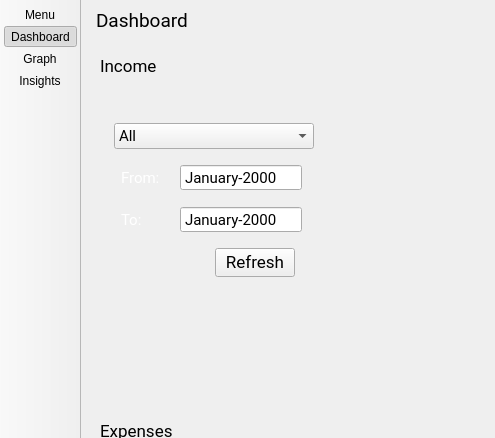
Old version of the form skeletons/MainWindow.ui in the repository opierre/Budgetter; both pictures show x 0 to 495 and y 0 to 438 of the 1216 by 785 pixel window.
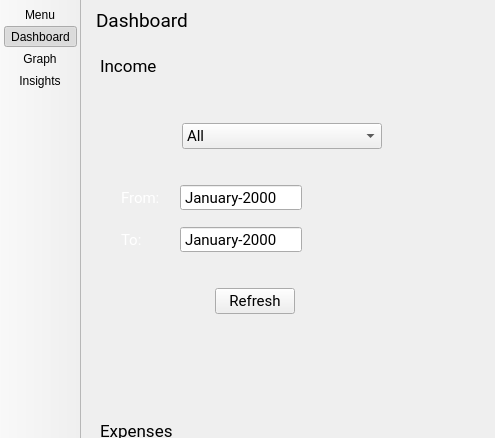
New version of the form. Icons and pictures are not drawn. Custom widgets are drawn as their Qt base class.

Commit message: Update stylesheet for second page

The edit to the form file:
```diff
--- a/skeletons/MainWindow.ui
+++ b/skeletons/MainWindow.ui
@@ -1521,6 +1521,62 @@
                   <number>15</number>
                  </property>
                  <item>
+                  <layout class="QHBoxLayout" name="horizontalLayout_5">
+                   <property name="bottomMargin">
+                    <number>20</number>
+                   </property>
+                   <item>
+                    <spacer name="horizontalSpacer_8">
+                     <property name="orientation">
+                      <enum>Qt::Horizontal</enum>
+                     </property>
+                     <property name="sizeHint" stdset="0">
+                      <size>
+                       <width>40</width>
+                       <height>20</height>
+                      </size>
+                     </property>
+                    </spacer>
+                   </item>
+                   <item>
+                    <widget class="QLabel" name="label_icon_category">
+                     <property name="minimumSize">
+                      <size>
+                       <width>26</width>
+                       <height>26</height>
+                      </size>
+                     </property>
+                     <property name="maximumSize">
+                      <size>
+                       <width>26</width>
+                       <height>26</height>
+                      </size>
+                     </property>
+                     <property name="text">
+                      <string/>
+                     </property>
+                     <property name="pixmap">
+                      <pixmap resource="../resources/resources.qrc">:/images/images/category_white_24dp.svg</pixmap>
+                     </property>
+                     <property name="scaledContents">
+                      <bool>false</bool>
+                     </property>
+                    </widget>
+                   </item>
+                   <item>
+                    <spacer name="horizontalSpacer_6">
+                     <property name="orientation">
+                      <enum>Qt::Horizontal</enum>
+                     </property>
+                     <property name="sizeHint" stdset="0">
+                      <size>
+                       <width>40</width>
+                       <height>20</height>
+                      </size>
+                     </property>
+                    </spacer>
+                   </item>
+                   <item>
                   <widget class="QComboBox" name="income_choice">
                    <property name="minimumSize">
                     <size>
@@ -1558,6 +1614,21 @@
                   </widget>
                  </item>
                  <item>
+                    <spacer name="horizontalSpacer_7">
+                     <property name="orientation">
+                      <enum>Qt::Horizontal</enum>
+                     </property>
+                     <property name="sizeHint" stdset="0">
+                      <size>
+                       <width>40</width>
+                       <height>20</height>
+                      </size>
+                     </property>
+                    </spacer>
+                   </item>
+                  </layout>
+                 </item>
+                 <item>
                   <layout class="QHBoxLayout" name="horizontalLayout_3">
                    <property name="spacing">
                     <number>20</number>
@@ -1681,6 +1752,9 @@
                  </item>
                  <item>
                   <layout class="QHBoxLayout" name="horizontalLayout_2">
+                   <property name="topMargin">
+                    <number>20</number>
+                   </property>
                    <item>
                     <spacer name="horizontalSpacer_4">
                      <property name="orientation">
@@ -1695,10 +1769,29 @@
                     </spacer>
                    </item>
                    <item>
-                    <widget class="QPushButton" name="pushButton">
+                    <widget class="QPushButton" name="refresh_income">
+                     <property name="font">
+                      <font>
+                       <family>Roboto</family>
+                       <pointsize>11</pointsize>
+                      </font>
+                     </property>
+                     <property name="cursor">
+                      <cursorShape>PointingHandCursor</cursorShape>
+                     </property>
                      <property name="text">
                       <string>Refresh</string>
                      </property>
+                     <property name="icon">
+                      <iconset resource="../resources/resources.qrc">
+                       <normaloff>:/images/images/refresh_white_18dp.svg</normaloff>:/images/images/refresh_white_18dp.svg</iconset>
+                     </property>
+                     <property name="iconSize">
+                      <size>
+                       <width>18</width>
+                       <height>18</height>
+                      </size>
+                     </property>
                     </widget>
                    </item>
                    <item>
@@ -1718,13 +1811,7 @@
                  </item>
                 </layout>
                </item>
-              </layout>
-             </widget>
-            </item>
-            <item row="0" column="1" rowspan="6">
-             <widget class="QWidget" name="widget_income_graph" native="true"/>
-            </item>
-            <item row="5" column="0">
+               <item>
              <spacer name="verticalSpacer">
               <property name="orientation">
                <enum>Qt::Vertical</enum>
@@ -1736,6 +1823,12 @@
                </size>
               </property>
              </spacer>
+               </item>
+              </layout>
+             </widget>
+            </item>
+            <item row="0" column="1" rowspan="6">
+             <widget class="QWidget" name="widget_income_graph" native="true"/>
             </item>
            </layout>
           </widget>
```
Left out of the diff: 41 changed lines with no effect on the pictures. Lines whose indentation alone changed are shown as unchanged. The commit also changes 1 other file.
